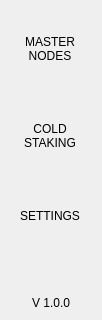
Qt form src/qt/pivx/forms/navmenuwidget.ui (KingricharVD/Nests) before a commit; both pictures show x 0 to 102 and y 466 to 786 of the 102 by 786 pixel window.
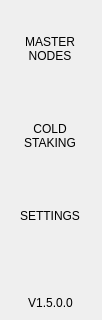
The same form after that commit.

```diff
--- a/src/qt/pivx/forms/navmenuwidget.ui
+++ b/src/qt/pivx/forms/navmenuwidget.ui
@@ -366,7 +366,7 @@
          </size>
         </property>
         <property name="text">
-         <string>V 1.0.0</string>
+         <string>V1.5.0.0</string>
         </property>
         <property name="alignment">
          <set>Qt::AlignBottom|Qt::AlignHCenter</set>
```
